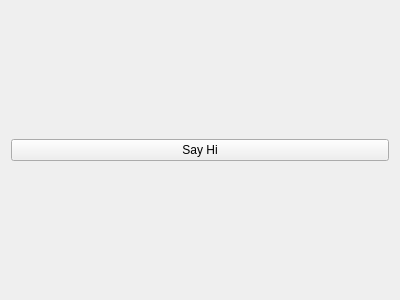
Qt form FoldabilizerUi/FuiWidget.ui (letienhung/fold-hcc) before a commit.
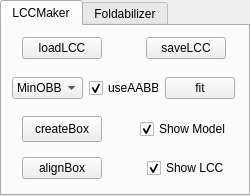
The same form after that commit. Icons and pictures are not drawn.

Commit message: Add Module to interactively create HCC

What changed in the file:
```diff
--- a/FoldabilizerUi/FuiWidget.ui
+++ b/FoldabilizerUi/FuiWidget.ui
@@ -6,25 +6,298 @@
    <rect>
     <x>0</x>
     <y>0</y>
-    <width>400</width>
-    <height>300</height>
+    <width>250</width>
+    <height>196</height>
    </rect>
   </property>
   <property name="minimumSize">
    <size>
-    <width>400</width>
+    <width>250</width>
     <height>0</height>
    </size>
   </property>
+  <property name="maximumSize">
+   <size>
+    <width>250</width>
+    <height>16777215</height>
+   </size>
+  </property>
   <property name="windowTitle">
    <string>Form</string>
   </property>
-  <layout class="QVBoxLayout" name="verticalLayout">
-   <item>
-    <widget class="QPushButton" name="sayHi">
-     <property name="text">
-      <string>Say Hi</string>
+  <layout class="QGridLayout" name="gridLayout">
+   <property name="margin">
+    <number>0</number>
+   </property>
+   <property name="spacing">
+    <number>0</number>
+   </property>
+   <item row="0" column="0">
+    <widget class="QTabWidget" name="tabWidget">
+     <property name="minimumSize">
+      <size>
+       <width>250</width>
+       <height>113</height>
+      </size>
      </property>
+     <property name="maximumSize">
+      <size>
+       <width>250</width>
+       <height>16777215</height>
+      </size>
+     </property>
+     <property name="currentIndex">
+      <number>0</number>
+     </property>
+     <widget class="QWidget" name="LCCMaker">
+      <attribute name="title">
+       <string>LCCMaker</string>
+      </attribute>
+      <widget class="QWidget" name="layoutWidget">
+       <property name="geometry">
+        <rect>
+         <x>10</x>
+         <y>50</y>
+         <width>223</width>
+         <height>25</height>
+        </rect>
+       </property>
+       <layout class="QHBoxLayout" name="horizontalLayout_2">
+        <item>
+         <widget class="QComboBox" name="cuboidMethod">
+          <item>
+           <property name="text">
+            <string>MinOBB3</string>
+           </property>
+          </item>
+          <item>
+           <property name="text">
+            <string>OBB</string>
+           </property>
+          </item>
+          <item>
+           <property name="text">
+            <string>OBB2</string>
+           </property>
+          </item>
+         </widget>
+        </item>
+        <item>
+         <widget class="QCheckBox" name="useAABB">
+          <property name="text">
+           <string>useAABB</string>
+          </property>
+          <property name="checked">
+           <bool>true</bool>
+          </property>
+         </widget>
+        </item>
+        <item>
+         <widget class="QPushButton" name="fitBtn">
+          <property name="text">
+           <string>fit</string>
+          </property>
+         </widget>
+        </item>
+       </layout>
+      </widget>
+      <widget class="QWidget" name="layoutWidget">
+       <property name="geometry">
+        <rect>
+         <x>20</x>
+         <y>10</y>
+         <width>204</width>
+         <height>25</height>
+        </rect>
+       </property>
+       <layout class="QHBoxLayout" name="horizontalLayout_1">
+        <item>
+         <widget class="QPushButton" name="loadButton">
+          <property name="text">
+           <string>loadLCC</string>
+          </property>
+         </widget>
+        </item>
+        <item>
+         <spacer name="horizontalSpacer">
+          <property name="orientation">
+           <enum>Qt::Horizontal</enum>
+          </property>
+          <property name="sizeHint" stdset="0">
+           <size>
+            <width>40</width>
+            <height>20</height>
+           </size>
+          </property>
+         </spacer>
+        </item>
+        <item>
+         <widget class="QPushButton" name="saveButton">
+          <property name="text">
+           <string>saveLCC</string>
+          </property>
+         </widget>
+        </item>
+       </layout>
+      </widget>
+      <widget class="QWidget" name="layoutWidget">
+       <property name="geometry">
+        <rect>
+         <x>20</x>
+         <y>90</y>
+         <width>209</width>
+         <height>26</height>
+        </rect>
+       </property>
+       <layout class="QHBoxLayout" name="horizontalLayout_3">
+        <item>
+         <widget class="QPushButton" name="createBoxBtn">
+          <property name="enabled">
+           <bool>true</bool>
+          </property>
+          <property name="sizePolicy">
+           <sizepolicy hsizetype="Preferred" vsizetype="Preferred">
+            <horstretch>0</horstretch>
+            <verstretch>0</verstretch>
+           </sizepolicy>
+          </property>
+          <property name="text">
+           <string>createBox</string>
+          </property>
+          <property name="icon">
+           <iconset>
+            <normaloff>image/cuboid.png</normaloff>image/cuboid.png</iconset>
+          </property>
+          <property name="checkable">
+           <bool>false</bool>
+          </property>
+         </widget>
+        </item>
+        <item>
+         <spacer name="horizontalSpacer_2">
+          <property name="orientation">
+           <enum>Qt::Horizontal</enum>
+          </property>
+          <property name="sizeHint" stdset="0">
+           <size>
+            <width>38</width>
+            <height>20</height>
+           </size>
+          </property>
+         </spacer>
+        </item>
+        <item>
+         <widget class="QCheckBox" name="showModel">
+          <property name="text">
+           <string>Show Model</string>
+          </property>
+          <property name="checked">
+           <bool>true</bool>
+          </property>
+         </widget>
+        </item>
+       </layout>
+      </widget>
+      <widget class="QWidget" name="layoutWidget">
+       <property name="geometry">
+        <rect>
+         <x>20</x>
+         <y>130</y>
+         <width>208</width>
+         <height>25</height>
+        </rect>
+       </property>
+       <layout class="QHBoxLayout" name="horizontalLayout_4">
+        <item>
+         <widget class="QPushButton" name="alignButton">
+          <property name="text">
+           <string>alignBox</string>
+          </property>
+         </widget>
+        </item>
+        <item>
+         <spacer name="horizontalSpacer_3">
+          <property name="orientation">
+           <enum>Qt::Horizontal</enum>
+          </property>
+          <property name="sizeHint" stdset="0">
+           <size>
+            <width>48</width>
+            <height>20</height>
+           </size>
+          </property>
+         </spacer>
+        </item>
+        <item>
+         <widget class="QCheckBox" name="showLCC">
+          <property name="text">
+           <string>Show LCC</string>
+          </property>
+          <property name="checked">
+           <bool>true</bool>
+          </property>
+         </widget>
+        </item>
+       </layout>
+      </widget>
+     </widget>
+     <widget class="QWidget" name="Foldabilizer">
+      <attribute name="title">
+       <string>Foldabilizer</string>
+      </attribute>
+      <widget class="QPushButton" name="foldButton">
+       <property name="geometry">
+        <rect>
+         <x>80</x>
+         <y>20</y>
+         <width>75</width>
+         <height>23</height>
+        </rect>
+       </property>
+       <property name="text">
+        <string>Foldabilize</string>
+       </property>
+      </widget>
+      <widget class="QWidget" name="layoutWidget">
+       <property name="geometry">
+        <rect>
+         <x>20</x>
+         <y>80</y>
+         <width>212</width>
+         <height>25</height>
+        </rect>
+       </property>
+       <layout class="QHBoxLayout" name="horizontalLayout_5">
+        <item>
+         <widget class="QPushButton" name="loadConfigBtn">
+          <property name="text">
+           <string>loadConfig</string>
+          </property>
+         </widget>
+        </item>
+        <item>
+         <spacer name="horizontalSpacer_4">
+          <property name="orientation">
+           <enum>Qt::Horizontal</enum>
+          </property>
+          <property name="sizeHint" stdset="0">
+           <size>
+            <width>48</width>
+            <height>20</height>
+           </size>
+          </property>
+         </spacer>
+        </item>
+        <item>
+         <widget class="QPushButton" name="saveConfigBtn">
+          <property name="text">
+           <string>saveConfig</string>
+          </property>
+         </widget>
+        </item>
+       </layout>
+      </widget>
+     </widget>
     </widget>
    </item>
   </layout>
```
Left out of the diff: 4 changed lines with no effect on the pictures. The commit also changes 14 other files.
